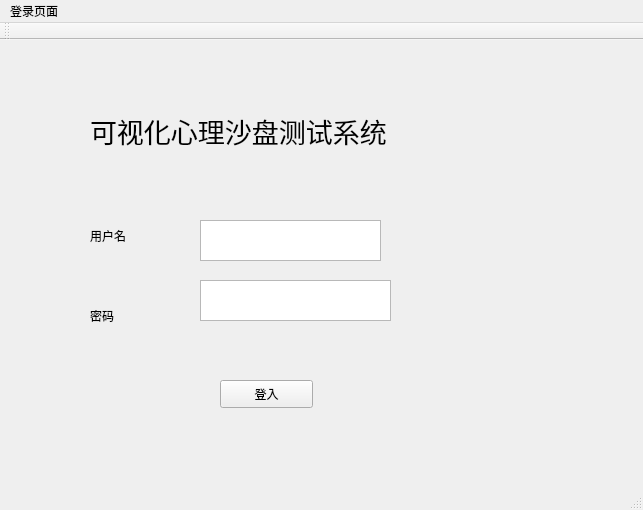
The window that sandybox/mainwindow.ui (yangjianscut/-Visual-psychological-sandbox) describes before a commit, drawn with Qt 5.
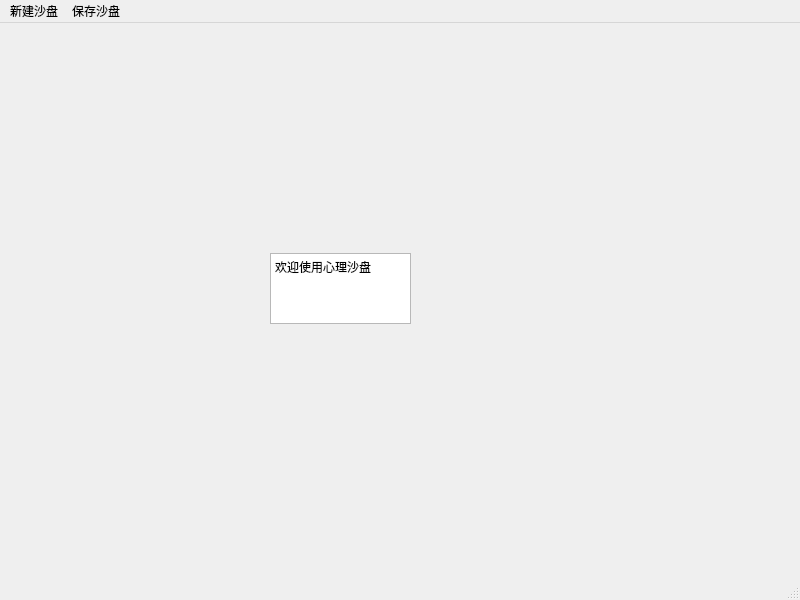
The same window after the commit.

Commit message: 重新写了一个demo 初步有登录、注册、主窗口三个框架

Patch:
```diff
--- a/sandybox/mainwindow.ui
+++ b/sandybox/mainwindow.ui
@@ -6,89 +6,29 @@
    <rect>
     <x>0</x>
     <y>0</y>
-    <width>643</width>
-    <height>510</height>
+    <width>800</width>
+    <height>600</height>
    </rect>
   </property>
   <property name="windowTitle">
    <string>MainWindow</string>
   </property>
-  <widget class="QWidget" name="centralWidget">
-   <widget class="QLabel" name="label">
+  <widget class="QWidget" name="centralwidget">
+   <widget class="QTextEdit" name="textEdit">
     <property name="geometry">
      <rect>
-      <x>90</x>
-      <y>40</y>
-      <width>391</width>
-      <height>101</height>
+      <x>270</x>
+      <y>230</y>
+      <width>141</width>
+      <height>71</height>
      </rect>
     </property>
-    <property name="font">
-     <font>
-      <pointsize>20</pointsize>
-     </font>
-    </property>
-    <property name="text">
-     <string>可视化心理沙盘测试系统</string>
-    </property>
-   </widget>
-   <widget class="QLabel" name="label_2">
-    <property name="geometry">
-     <rect>
-      <x>90</x>
-      <y>170</y>
-      <width>61</width>
-      <height>51</height>
-     </rect>
-    </property>
-    <property name="text">
-     <string>用户名</string>
-    </property>
-   </widget>
-   <widget class="QTextBrowser" name="textBrowser">
-    <property name="geometry">
-     <rect>
-      <x>200</x>
-      <y>180</y>
-      <width>181</width>
-      <height>41</height>
-     </rect>
-    </property>
-   </widget>
-   <widget class="QLabel" name="label_3">
-    <property name="geometry">
-     <rect>
-      <x>90</x>
-      <y>260</y>
-      <width>71</width>
-      <height>31</height>
-     </rect>
-    </property>
-    <property name="text">
-     <string>密码</string>
-    </property>
-   </widget>
-   <widget class="QTextBrowser" name="textBrowser_2">
-    <property name="geometry">
-     <rect>
-      <x>200</x>
-      <y>240</y>
-      <width>191</width>
-      <height>41</height>
-     </rect>
-    </property>
-   </widget>
-   <widget class="QPushButton" name="register_2">
-    <property name="geometry">
-     <rect>
-      <x>220</x>
-      <y>340</y>
-      <width>93</width>
-      <height>28</height>
-     </rect>
-    </property>
-    <property name="text">
-     <string>登入</string>
+    <property name="html">
+     <string>&lt;!DOCTYPE HTML PUBLIC &quot;-//W3C//DTD HTML 4.0//EN&quot; &quot;http://www.w3.org/TR/REC-html40/strict.dtd&quot;&gt;
+&lt;html&gt;&lt;head&gt;&lt;meta name=&quot;qrichtext&quot; content=&quot;1&quot; /&gt;&lt;style type=&quot;text/css&quot;&gt;
+p, li { white-space: pre-wrap; }
+&lt;/style&gt;&lt;/head&gt;&lt;body style=&quot; font-family:'SimSun'; font-size:9pt; font-weight:400; font-style:normal;&quot;&gt;
+&lt;p style=&quot; margin-top:0px; margin-bottom:0px; margin-left:0px; margin-right:0px; -qt-block-indent:0; text-indent:0px;&quot;&gt;欢迎使用心理沙盘&lt;/p&gt;&lt;/body&gt;&lt;/html&gt;</string>
     </property>
    </widget>
   </widget>
@@ -97,28 +37,25 @@
     <rect>
      <x>0</x>
      <y>0</y>
-     <width>643</width>
-     <height>26</height>
+     <width>800</width>
+     <height>23</height>
     </rect>
    </property>
-   <widget class="QMenu" name="menu">
+   <widget class="QMenu" name="newSandbox">
     <property name="title">
-     <string>登录页面</string>
+     <string>新建沙盘</string>
     </property>
    </widget>
-   <addaction name="menu"/>
+   <widget class="QMenu" name="saveSandBox">
+    <property name="title">
+     <string>保存沙盘</string>
+    </property>
+   </widget>
+   <addaction name="newSandbox"/>
+   <addaction name="saveSandBox"/>
   </widget>
-  <widget class="QToolBar" name="mainToolBar">
-   <attribute name="toolBarArea">
-    <enum>TopToolBarArea</enum>
-   </attribute>
-   <attribute name="toolBarBreak">
-    <bool>false</bool>
-   </attribute>
-  </widget>
-  <widget class="QStatusBar" name="statusBar"/>
+  <widget class="QStatusBar" name="statusbar"/>
  </widget>
- <layoutdefault spacing="6" margin="11"/>
  <resources/>
  <connections/>
 </ui>
```
Left out of the diff: 2 changed lines with no effect on the pictures. The commit also changes 14 other files.
